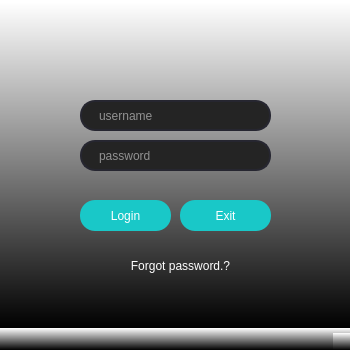
The window that login_ui.ui (ibrahimes82/VIT3-Python-Module-Week7) describes before a commit, drawn with Qt 5.
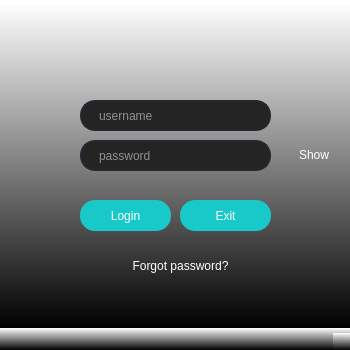
The same window after the commit. Icons and pictures are not drawn.

What changed in the file:
```diff
--- a/login_ui.ui
+++ b/login_ui.ui
@@ -225,21 +225,22 @@
 }</string>
     </property>
     <property name="text">
-     <string>Forgot password.?</string>
+     <string>Forgot password?</string>
     </property>
    </widget>
    <widget class="QLabel" name="label_fail">
     <property name="geometry">
      <rect>
-      <x>80</x>
+      <x>40</x>
       <y>175</y>
-      <width>201</width>
+      <width>261</width>
       <height>21</height>
      </rect>
     </property>
     <property name="styleSheet">
      <string notr="true">background-color: rgba(0, 0, 0,0%);
-color: rgb(189, 31, 57);
+
+color: rgba(255, 0, 0, 0.5);
 border-radius : 15px;</string>
     </property>
     <property name="text">
@@ -247,6 +248,26 @@
     </property>
     <property name="scaledContents">
      <bool>false</bool>
+    </property>
+    <property name="alignment">
+     <set>Qt::AlignCenter</set>
+    </property>
+   </widget>
+   <widget class="QCheckBox" name="checkBoxPassword">
+    <property name="geometry">
+     <rect>
+      <x>280</x>
+      <y>139</y>
+      <width>51</width>
+      <height>31</height>
+     </rect>
+    </property>
+    <property name="styleSheet">
+     <string notr="true">background-color: rgba(0, 0, 0, 0);
+color: rgb(255, 255, 255);</string>
+    </property>
+    <property name="text">
+     <string>Show</string>
     </property>
    </widget>
   </widget>
```
Left out of the diff: 20 changed lines with no effect on the pictures.
